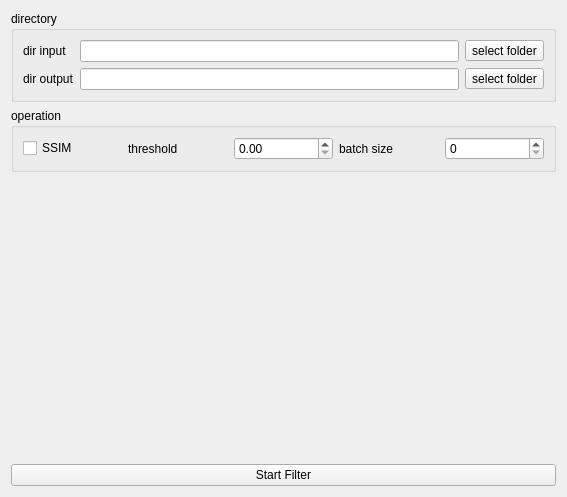
This is myYolo_qt/src/WidgetFilter/widgetfilter.ui in MRsoymilk/MyYolo as Qt 5 draws it before an edit. The edited form follows.
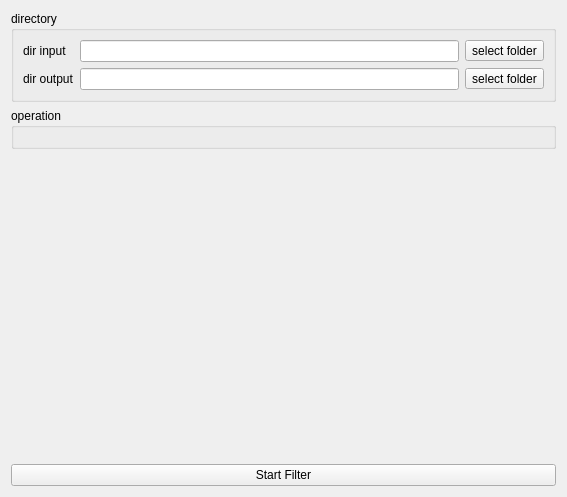
This is the edited form.

Commit message: myYolo_qt: WidgetFilter, remove SSIM

Diff of the .ui file:
```diff
--- a/myYolo_qt/src/WidgetFilter/widgetfilter.ui
+++ b/myYolo_qt/src/WidgetFilter/widgetfilter.ui
@@ -19,46 +19,7 @@
      <property name="title">
       <string>operation</string>
      </property>
-     <layout class="QGridLayout" name="gridLayout_2">
-      <item row="0" column="0">
-       <layout class="QHBoxLayout" name="horizontalLayout">
-        <item>
-         <widget class="QCheckBox" name="checkBoxSSIM">
-          <property name="text">
-           <string>SSIM</string>
-          </property>
-         </widget>
-        </item>
-        <item>
-         <widget class="QLabel" name="labelThresholdSSIM">
-          <property name="text">
-           <string>threshold</string>
-          </property>
-         </widget>
-        </item>
-        <item>
-         <widget class="QDoubleSpinBox" name="doubleSpinBoxThresholdSSIM">
-          <property name="maximum">
-           <double>1.000000000000000</double>
-          </property>
-          <property name="singleStep">
-           <double>0.100000000000000</double>
-          </property>
-         </widget>
-        </item>
-        <item>
-         <widget class="QLabel" name="labelBatchSize">
-          <property name="text">
-           <string>batch size</string>
-          </property>
-         </widget>
-        </item>
-        <item>
-         <widget class="QSpinBox" name="sBoxBatchSize"/>
-        </item>
-       </layout>
-      </item>
-     </layout>
+     <layout class="QGridLayout" name="gridLayout_2"/>
     </widget>
    </item>
    <item row="2" column="0">
```
Left out of the diff: 3 changed lines with no effect on the pictures. The commit also changes 3 other files.
